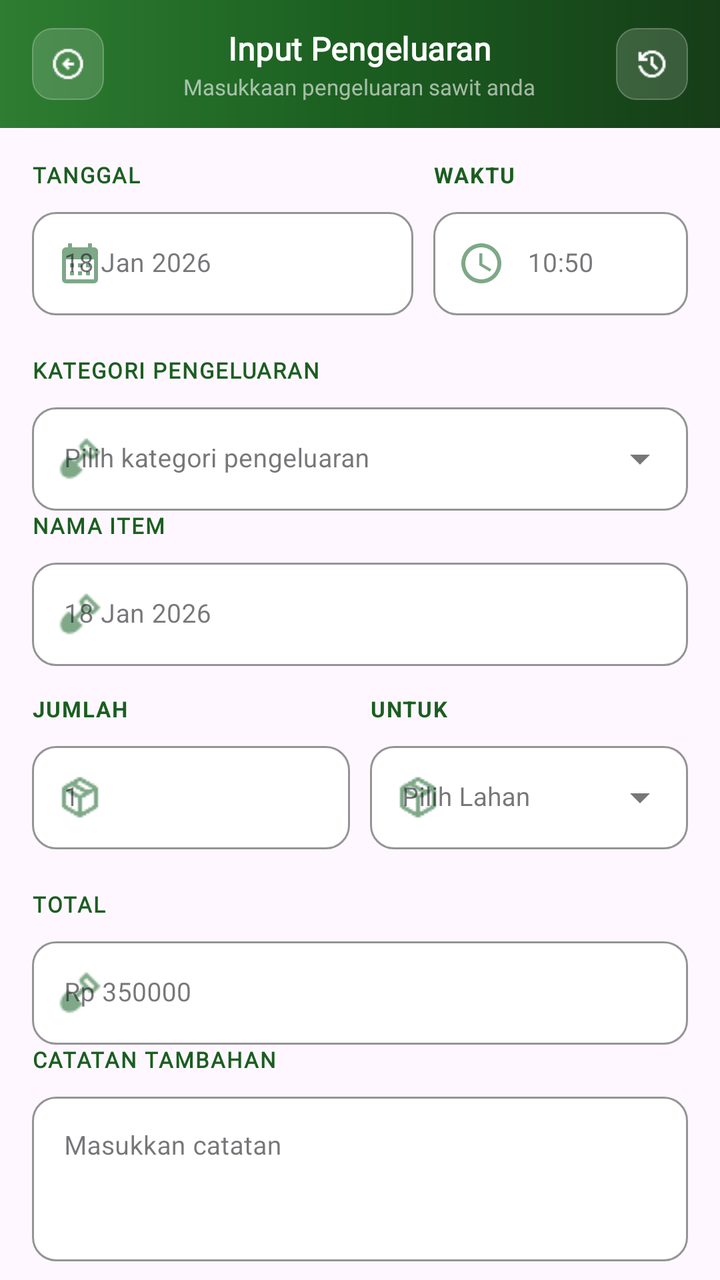
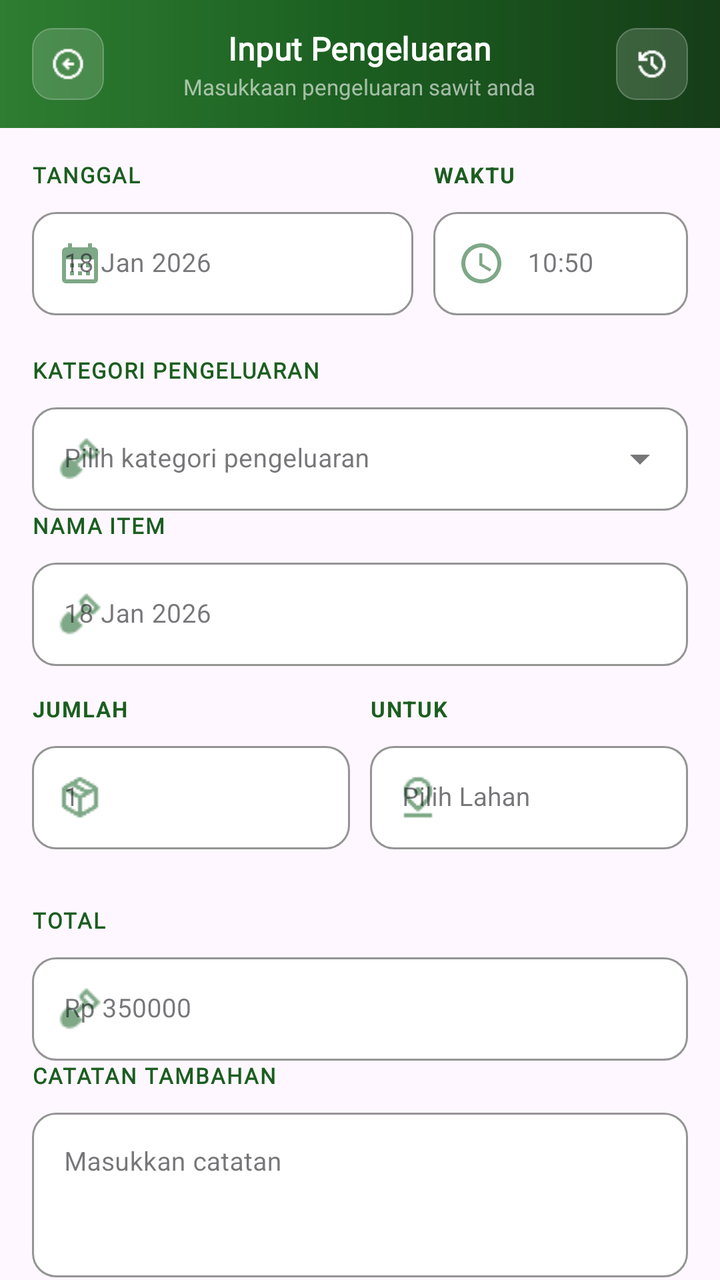

Screens rendered from an Android XML layout before and after an edit, with the pre-edit source and the edit as a unified diff.
<!-- AndroidManifest.xml: application theme Theme.Notasawit -->
<!-- res/layout/activity_input_pengeluaran.xml -->
<?xml version="1.0" encoding="utf-8"?>
<androidx.constraintlayout.widget.ConstraintLayout xmlns:android="http://schemas.android.com/apk/res/android"
    xmlns:app="http://schemas.android.com/apk/res-auto"
    xmlns:tools="http://schemas.android.com/tools"
    android:id="@+id/main"
    android:layout_width="match_parent"
    android:layout_height="match_parent"
    tools:context=".Pengeluaran.InputPengeluaranActivity">

    
    <LinearLayout
        android:id="@+id/toolbar"
        android:layout_width="match_parent"
        android:layout_height="wrap_content"
        android:orientation="vertical"
        app:layout_constraintTop_toTopOf="parent">

        
        <LinearLayout
            android:layout_width="match_parent"
            android:layout_height="64dp"
            android:orientation="horizontal"
            android:gravity="center_vertical"
            android:paddingStart="16dp"
            android:paddingEnd="16dp"
            android:background="@drawable/bg_toolbar_gradient">

            
            <LinearLayout
                android:id="@+id/btnBack"
                android:layout_width="36dp"
                android:layout_height="36dp"
                android:gravity="center"
                android:background="@drawable/bg_toolbar_btn"
                android:clickable="true"
                android:focusable="true">

                <ImageView
                    android:layout_width="18dp"
                    android:layout_height="18dp"
                    android:src="@drawable/ic_arrow_left"
                    app:tint="#FFFFFF"
                    android:contentDescription="Kembali" />
            </LinearLayout>

            
            <LinearLayout
                android:layout_width="0dp"
                android:layout_height="wrap_content"
                android:layout_weight="1"
                android:orientation="vertical"
                android:gravity="center_horizontal"
                android:layout_marginStart="12dp"
                android:layout_marginEnd="12dp">

                <TextView
                    android:layout_width="wrap_content"
                    android:layout_height="wrap_content"
                    android:text="Input Pengeluaran"
                    android:textColor="#FFFFFF"
                    android:textSize="16sp"
                    android:fontFamily="@font/poppins_bold"
                    android:textStyle="bold"
                    android:letterSpacing="0.01" />

                <TextView
                    android:layout_width="wrap_content"
                    android:layout_height="wrap_content"
                    android:text="Masukkaan pengeluaran sawit anda"
                    android:fontFamily="@font/poppins_medium"
                    android:textColor="#99FFFFFF"
                    android:textSize="11sp"
                    android:layout_marginTop="1dp" />
            </LinearLayout>

            
            <LinearLayout
                android:id="@+id/btnRiwayat"
                android:layout_width="36dp"
                android:layout_height="36dp"
                android:gravity="center"
                android:background="@drawable/bg_toolbar_btn"
                android:clickable="true"
                android:focusable="true">

                <ImageView
                    android:layout_width="18dp"
                    android:layout_height="18dp"
                    android:src="@drawable/ic_history"
                    app:tint="#FFFFFF"
                    android:contentDescription="Riwayat" />
            </LinearLayout>

        </LinearLayout>
    </LinearLayout>

    
    <androidx.core.widget.NestedScrollView
        android:layout_width="match_parent"
        android:layout_height="0dp"
        android:fillViewport="true"
        app:layout_constraintTop_toBottomOf="@id/toolbar"
        app:layout_constraintBottom_toBottomOf="parent">

        <LinearLayout
            android:layout_width="match_parent"
            android:layout_height="wrap_content"
            android:orientation="vertical"
            android:padding="16dp">

            
            <LinearLayout
                android:layout_width="match_parent"
                android:layout_height="wrap_content"
                android:orientation="horizontal"
                android:baselineAligned="false"
                android:layout_marginBottom="6dp">


                
                <LinearLayout
                    android:layout_width="0dp"
                    android:layout_height="wrap_content"
                    android:layout_weight="1.5"
                    android:layout_marginEnd="10dp"
                    android:orientation="vertical">

                    <TextView
                        android:layout_width="wrap_content"
                        android:layout_height="wrap_content"
                        android:text="TANGGAL"
                        android:textColor="#1B5E20"
                        android:textSize="11sp"
                        android:fontFamily="@font/poppins_bold"
                        android:textStyle="bold"
                        android:letterSpacing="0.06"
                        android:layout_marginBottom="6dp" />

                    <com.google.android.material.textfield.TextInputLayout
                        style="@style/Widget.MaterialComponents.TextInputLayout.OutlinedBox"
                        android:layout_width="match_parent"
                        android:layout_height="wrap_content"
                        app:boxStrokeColor="#1B5E20"
                        app:boxCornerRadiusTopStart="12dp"
                        app:boxCornerRadiusTopEnd="12dp"
                        app:boxCornerRadiusBottomStart="12dp"
                        app:boxCornerRadiusBottomEnd="12dp"
                        app:boxBackgroundColor="#FFFFFF"
                        app:startIconDrawable="@drawable/ic_calendar_month"
                        app:startIconTint="#7EA887">

                        <com.google.android.material.textfield.TextInputEditText
                            android:id="@+id/etTanggal"
                            android:layout_width="match_parent"
                            android:layout_height="wrap_content"
                            android:focusable="false"
                            android:focusableInTouchMode="false"
                            android:clickable="true"
                            android:cursorVisible="false"
                            android:inputType="none"
                            android:hint="18 Jan 2026"
                            android:textSize="13sp"
                            android:textColor="#2A3A2D" />

                    </com.google.android.material.textfield.TextInputLayout>
                </LinearLayout>

                
                <LinearLayout
                    android:layout_width="0dp"
                    android:layout_height="wrap_content"
                    android:layout_weight="1"
                    android:orientation="vertical"
                    android:layout_marginBottom="14dp">

                    <TextView
                        android:layout_width="wrap_content"
                        android:layout_height="wrap_content"
                        android:text="WAKTU"
                        android:textColor="#1B5E20"
                        android:textSize="11sp"
                        android:textStyle="bold"
                        android:letterSpacing="0.06"
                        android:layout_marginBottom="6dp" />

                    <com.google.android.material.textfield.TextInputLayout
                        style="@style/Widget.MaterialComponents.TextInputLayout.OutlinedBox"
                        android:layout_width="match_parent"
                        android:layout_height="wrap_content"
                        app:boxStrokeColor="#1B5E20"
                        app:boxCornerRadiusTopStart="12dp"
                        app:boxCornerRadiusTopEnd="12dp"
                        app:boxCornerRadiusBottomStart="12dp"
                        app:boxCornerRadiusBottomEnd="12dp"
                        app:boxBackgroundColor="#FFFFFF"
                        app:startIconDrawable="@drawable/ic_clock"
                        app:startIconTint="#7EA887">

                        <com.google.android.material.textfield.TextInputEditText
                            android:id="@+id/etWaktu"
                            android:layout_width="match_parent"
                            android:layout_height="wrap_content"
                            android:focusable="false"
                            android:clickable="true"
                            android:gravity="center"
                            android:hint="10:50"
                            android:textSize="13sp"
                            android:textColor="#2A3A2D" />
                    </com.google.android.material.textfield.TextInputLayout>
                </LinearLayout>
            </LinearLayout>



            
            <TextView
                android:layout_width="wrap_content"
                android:layout_height="wrap_content"
                android:text="KATEGORI PENGELUARAN"
                android:textColor="#1B5E20"
                android:textSize="11sp"
                android:textStyle="bold"
                android:fontFamily="@font/poppins_bold"
                android:letterSpacing="0.06"
                android:layout_marginBottom="6dp" />

            <com.google.android.material.textfield.TextInputLayout
                style="@style/Widget.MaterialComponents.TextInputLayout.OutlinedBox.ExposedDropdownMenu"
                android:layout_width="match_parent"
                android:layout_height="wrap_content"
                app:boxStrokeColor="#1B5E20"
                app:boxCornerRadiusTopStart="12dp"
                app:boxCornerRadiusTopEnd="12dp"
                app:boxCornerRadiusBottomStart="12dp"
                app:boxCornerRadiusBottomEnd="12dp"
                app:boxBackgroundColor="#FFFFFF"
                app:startIconDrawable="@drawable/ic_shovel"
                app:startIconTint="#7EA887">

                <AutoCompleteTextView
                    android:id="@+id/spinnerKategori"
                    android:layout_width="match_parent"
                    android:layout_height="wrap_content"
                    android:hint="Pilih kategori pengeluaran"
                    android:inputType="none"
                    android:textColor="#2A3A2D"
                    android:textSize="13sp" />
            </com.google.android.material.textfield.TextInputLayout>

            
            <TextView
                android:layout_width="wrap_content"
                android:layout_height="wrap_content"
                android:text="NAMA ITEM"
                android:textColor="#1B5E20"
                android:textSize="11sp"
                android:textStyle="bold"
                android:fontFamily="@font/poppins_bold"
                android:letterSpacing="0.06"
                android:layout_marginBottom="6dp" />

            <com.google.android.material.textfield.TextInputLayout
                style="@style/Widget.MaterialComponents.TextInputLayout.OutlinedBox"
                android:layout_width="match_parent"
                android:layout_height="wrap_content"
                app:boxStrokeColor="#1B5E20"
                app:boxCornerRadiusTopStart="12dp"
                app:boxCornerRadiusTopEnd="12dp"
                app:boxCornerRadiusBottomStart="12dp"
                app:boxCornerRadiusBottomEnd="12dp"
                app:boxBackgroundColor="#FFFFFF"
                app:startIconDrawable="@drawable/ic_shovel"
                app:startIconTint="#7EA887">

                <com.google.android.material.textfield.TextInputEditText
                    android:id="@+id/etNamaItem"
                    android:layout_width="match_parent"
                    android:layout_height="wrap_content"
                    android:inputType="none"
                    android:hint="18 Jan 2026"
                    android:textSize="13sp"
                    android:textColor="#2A3A2D" />
            </com.google.android.material.textfield.TextInputLayout>



            
            <LinearLayout
                android:layout_width="match_parent"
                android:layout_height="wrap_content"
                android:orientation="horizontal"
                android:baselineAligned="false"
                android:layout_marginBottom="6dp">


                
                <LinearLayout
                    android:layout_width="0dp"
                    android:layout_height="wrap_content"
                    android:layout_weight="1"
                    android:layout_marginEnd="10dp"
                    android:orientation="vertical">

                    <TextView
                        android:layout_width="wrap_content"
                        android:layout_height="wrap_content"
                        android:text="JUMLAH"
                        android:textColor="#1B5E20"
                        android:textSize="11sp"
                        android:textStyle="bold"
                        android:letterSpacing="0.06"
                        android:layout_marginTop="14dp"
                        android:layout_marginBottom="6dp" />

                    <com.google.android.material.textfield.TextInputLayout
                        style="@style/Widget.MaterialComponents.TextInputLayout.OutlinedBox"
                        android:layout_width="match_parent"
                        android:layout_height="wrap_content"
                        app:boxStrokeColor="#1B5E20"
                        app:boxCornerRadiusTopStart="12dp"
                        app:boxCornerRadiusTopEnd="12dp"
                        app:boxCornerRadiusBottomStart="12dp"
                        app:boxCornerRadiusBottomEnd="12dp"
                        app:boxBackgroundColor="#FFFFFF"
                        app:startIconDrawable="@drawable/ic_package"
                        app:startIconTint="#7EA887">

                        <com.google.android.material.textfield.TextInputEditText
                            android:id="@+id/et_jumlah"
                            android:layout_width="match_parent"
                            android:layout_height="wrap_content"
                            android:hint="1"
                            android:inputType="numberDecimal"
                            android:textSize="13sp"
                            android:textColor="#2A3A2D" />
                    </com.google.android.material.textfield.TextInputLayout>
                </LinearLayout>

                
                <LinearLayout
                    android:layout_width="0dp"
                    android:layout_height="wrap_content"
                    android:layout_weight="1"
                    android:orientation="vertical"
                    android:layout_marginBottom="14dp">

                    <TextView
                        android:layout_width="wrap_content"
                        android:layout_height="wrap_content"
                        android:text="UNTUK"
                        android:textColor="#1B5E20"
                        android:textSize="11sp"
                        android:textStyle="bold"
                        android:letterSpacing="0.06"
                        android:layout_marginTop="14dp"
                        android:layout_marginBottom="6dp" />

                    <com.google.android.material.textfield.TextInputLayout
                        style="@style/Widget.MaterialComponents.TextInputLayout.OutlinedBox.ExposedDropdownMenu"
                        android:layout_width="match_parent"
                        android:layout_height="wrap_content"
                        app:boxStrokeColor="#1B5E20"
                        app:boxCornerRadiusTopStart="12dp"
                        app:boxCornerRadiusTopEnd="12dp"
                        app:boxCornerRadiusBottomStart="12dp"
                        app:boxCornerRadiusBottomEnd="12dp"
                        app:boxBackgroundColor="#FFFFFF"
                        app:startIconDrawable="@drawable/ic_package"
                        app:startIconTint="#7EA887">

                        <AutoCompleteTextView
                            android:id="@+id/spinnerLahan"
                            android:layout_width="match_parent"
                            android:layout_height="wrap_content"
                            android:hint="Pilih Lahan"
                            android:inputType="none"
                            android:textSize="13sp"
                            android:textColor="#2A3A2D" />
                    </com.google.android.material.textfield.TextInputLayout>
                </LinearLayout>
            </LinearLayout>

            
            <TextView
                android:layout_width="wrap_content"
                android:layout_height="wrap_content"
                android:text="TOTAL"
                android:textColor="#1B5E20"
                android:textSize="11sp"
                android:textStyle="bold"
                android:fontFamily="@font/poppins_bold"
                android:letterSpacing="0.06"
                android:layout_marginBottom="6dp" />

            <com.google.android.material.textfield.TextInputLayout
                style="@style/Widget.MaterialComponents.TextInputLayout.OutlinedBox"
                android:layout_width="match_parent"
                android:layout_height="wrap_content"
                app:boxStrokeColor="#1B5E20"
                app:boxCornerRadiusTopStart="12dp"
                app:boxCornerRadiusTopEnd="12dp"
                app:boxCornerRadiusBottomStart="12dp"
                app:boxCornerRadiusBottomEnd="12dp"
                app:boxBackgroundColor="#FFFFFF"
                app:startIconDrawable="@drawable/ic_shovel"
                app:startIconTint="#7EA887">

                <com.google.android.material.textfield.TextInputEditText
                    android:id="@+id/etTotal"
                    android:layout_width="match_parent"
                    android:layout_height="wrap_content"
                    android:inputType="none"
                    android:hint="Rp 350000"
                    android:textSize="13sp"
                    android:textColor="#2A3A2D" />
            </com.google.android.material.textfield.TextInputLayout>

            
            <TextView
                android:layout_width="wrap_content"
                android:layout_height="wrap_content"
                android:text="CATATAN TAMBAHAN"
                android:textColor="#1B5E20"
                android:textSize="11sp"
                android:textStyle="bold"
                android:fontFamily="@font/poppins_bold"
                android:letterSpacing="0.06"
                android:layout_marginBottom="6dp" />

            <com.google.android.material.textfield.TextInputLayout
                style="@style/Widget.MaterialComponents.TextInputLayout.OutlinedBox"
                android:layout_width="match_parent"
                android:layout_height="wrap_content"
                app:boxStrokeColor="#1B5E20"
                app:boxCornerRadiusTopStart="12dp"
                app:boxCornerRadiusTopEnd="12dp"
                app:boxCornerRadiusBottomStart="12dp"
                app:boxCornerRadiusBottomEnd="12dp"
                app:boxBackgroundColor="#FFFFFF"
                app:startIconTint="#7EA887">

                <com.google.android.material.textfield.TextInputEditText
                    android:id="@+id/etCatatan"
                    android:layout_width="match_parent"
                    android:layout_height="wrap_content"
                    android:hint="Masukkan catatan"
                    android:inputType="textMultiLine"
                    android:minLines="3"
                    android:gravity="top"
                    android:textSize="13sp"
                    android:textColor="#2A3A2D" />
            </com.google.android.material.textfield.TextInputLayout>

            
            <TextView
                android:layout_width="wrap_content"
                android:layout_height="wrap_content"
                android:text="BUKTI NOTA"
                android:textColor="#1B5E20"
                android:textSize="11sp"
                android:textStyle="bold"
                android:fontFamily="@font/poppins_bold"
                android:letterSpacing="0.06"
                android:layout_marginTop="14dp"
                android:layout_marginBottom="6dp" />

            <com.google.android.material.card.MaterialCardView
                android:id="@+id/cardUploadNota"
                android:layout_width="match_parent"
                android:layout_height="140dp"
                app:cardCornerRadius="12dp"
                app:strokeWidth="1dp"
                app:strokeColor="#7EA887"
                app:cardBackgroundColor="#FAFFFA">

                <LinearLayout
                    android:layout_width="match_parent"
                    android:layout_height="match_parent"
                    android:orientation="vertical"
                    android:gravity="center">

                    <ImageView
                        android:id="@+id/imgUploadIcon"
                        android:layout_width="40dp"
                        android:layout_height="40dp"
                        android:src="@drawable/ic_camera" />

                    <TextView
                        android:layout_width="wrap_content"
                        android:layout_height="wrap_content"
                        android:text="Tambah Bukti Nota"
                        android:textStyle="bold"
                        android:textColor="#1B5E20"
                        android:layout_marginTop="8dp" />

                    <TextView
                        android:layout_width="wrap_content"
                        android:layout_height="wrap_content"
                        android:text="Ambil foto atau pilih dari galeri"
                        android:textSize="12sp"
                        android:textColor="#7EA887"
                        android:layout_marginTop="2dp" />

                </LinearLayout>

            </com.google.android.material.card.MaterialCardView>

            
            <ImageView
                android:id="@+id/imgNotaPreview"
                android:layout_width="match_parent"
                android:layout_height="180dp"
                android:layout_marginTop="12dp"
                android:scaleType="centerCrop"
                android:visibility="gone"
                android:background="@drawable/bg_rounded_12" />




            
            <com.google.android.material.button.MaterialButton
                android:id="@+id/btnSimpan"
                android:layout_width="match_parent"
                android:layout_height="54dp"
                android:layout_marginTop="32dp"
                android:layout_marginBottom="20dp"
                app:cornerRadius="12dp"
                android:backgroundTint="@color/agri_green_dark"
                android:text="Simpan Kegiatan"
                android:textAllCaps="false"
                android:textColor="#FFFFFF"
                android:textSize="15sp"
                android:textStyle="bold"
                app:icon="@drawable/ic_save"
                app:iconTint="#FFFFFF"
                app:iconSize="18dp"
                app:iconPadding="8dp"
                app:iconGravity="textStart"
                app:elevation="4dp" />



        </LinearLayout>
    </androidx.core.widget.NestedScrollView>

</androidx.constraintlayout.widget.ConstraintLayout>
<!-- resources referenced by this layout -->
<resources>
  <color name="agri_green_dark">#1B5E20</color>
  <!-- drawable bg_rounded_12 (drawable) -->
  <?xml version="1.0" encoding="utf-8"?>
  <shape xmlns:android="http://schemas.android.com/apk/res/android">
  
      <solid android:color="#FFFFFF"/>
  
      <corners android:radius="12dp"/>
  
      <stroke
          android:width="1dp"
          android:color="#DDE8DD"/>
  
  </shape>
  <!-- drawable bg_toolbar_btn (drawable) -->
  <?xml version="1.0" encoding="utf-8"?>
  <selector xmlns:android="http://schemas.android.com/apk/res/android">
  
      
      <item android:state_pressed="true">
          <shape android:shape="rectangle">
              <solid android:color="#40FFFFFF" />
              <stroke android:width="0.5dp" android:color="#60FFFFFF" />
              <corners android:radius="10dp" />
          </shape>
      </item>
  
      
      <item>
          <shape android:shape="rectangle">
              <solid android:color="#26FFFFFF" />
              <stroke android:width="0.5dp" android:color="#40FFFFFF" />
              <corners android:radius="10dp" />
          </shape>
      </item>
  
  </selector>
  <!-- drawable bg_toolbar_gradient (drawable) -->
  <?xml version="1.0" encoding="utf-8"?>
  <shape xmlns:android="http://schemas.android.com/apk/res/android">
      <gradient
          android:type="linear"
          android:angle="180"
          android:startColor="#163D18"
          android:centerColor="#1B5E20"
          android:endColor="#2E7D32" />
  </shape>
  <!-- drawable ic_arrow_left: png bitmap (drawable, 666 bytes) -->
  <!-- drawable ic_calendar_month (drawable) -->
  <vector xmlns:android="http://schemas.android.com/apk/res/android" android:height="24dp" android:tint="#000000" android:viewportHeight="24" android:viewportWidth="24" android:width="24dp">
        
      <path android:fillColor="@android:color/white" android:pathData="M19,4h-1V2h-2v2H8V2H6v2H5C3.89,4 3.01,4.9 3.01,6L3,20c0,1.1 0.89,2 2,2h14c1.1,0 2,-0.9 2,-2V6C21,4.9 20.1,4 19,4zM19,20H5V10h14V20zM9,14H7v-2h2V14zM13,14h-2v-2h2V14zM17,14h-2v-2h2V14zM9,18H7v-2h2V18zM13,18h-2v-2h2V18zM17,18h-2v-2h2V18z"/>
      
  </vector>
  <!-- drawable ic_camera (drawable) -->
  <vector xmlns:android="http://schemas.android.com/apk/res/android" android:height="24dp" android:tint="@color/agri_green_dark" android:viewportHeight="24" android:viewportWidth="24" android:width="24dp">
        
      <path android:fillColor="@color/agri_green_dark" android:pathData="M12,12m-3.2,0a3.2,3.2 0,1 1,6.4 0a3.2,3.2 0,1 1,-6.4 0"/>
        
      <path android:fillColor="@color/agri_green_dark" android:pathData="M9,2L7.17,4L4,4c-1.1,0 -2,0.9 -2,2v12c0,1.1 0.9,2 2,2h16c1.1,0 2,-0.9 2,-2L22,6c0,-1.1 -0.9,-2 -2,-2h-3.17L15,2L9,2zM12,17c-2.76,0 -5,-2.24 -5,-5s2.24,-5 5,-5 5,2.24 5,5 -2.24,5 -5,5z"/>
      
  </vector>
  <!-- drawable ic_clock (drawable) -->
  <vector xmlns:android="http://schemas.android.com/apk/res/android" android:height="24dp" android:tint="#FFFFFF" android:viewportHeight="24" android:viewportWidth="24" android:width="24dp">
        
      <path android:fillColor="@android:color/white" android:pathData="M11.99,2C6.47,2 2,6.48 2,12s4.47,10 9.99,10C17.52,22 22,17.52 22,12S17.52,2 11.99,2zM12,20c-4.42,0 -8,-3.58 -8,-8s3.58,-8 8,-8 8,3.58 8,8 -3.58,8 -8,8z"/>
        
      <path android:fillColor="@android:color/white" android:pathData="M12.5,7H11v6l5.25,3.15 0.75,-1.23 -4.5,-2.67z"/>
      
  </vector>
  <!-- drawable ic_history: png bitmap (drawable, 552 bytes) -->
  <!-- drawable ic_package: png bitmap (drawable, 588 bytes) -->
  <!-- drawable ic_save: png bitmap (drawable, 346 bytes) -->
  <!-- drawable ic_shovel: png bitmap (drawable, 342 bytes) -->
  <style name="Theme.Notasawit" parent="Base.Theme.Notasawit" />
  <style name="Base.Theme.Notasawit" parent="Theme.Material3.DayNight.NoActionBar">
          
          
      </style>
</resources>

<!-- the commit's change to res/layout/activity_input_pengeluaran.xml (unified diff, before → after) -->
@@ -356,7 +356,7 @@
                         android:layout_marginBottom="6dp" />
 
                     <com.google.android.material.textfield.TextInputLayout
-                        style="@style/Widget.MaterialComponents.TextInputLayout.OutlinedBox.ExposedDropdownMenu"
+                        style="@style/Widget.MaterialComponents.TextInputLayout.OutlinedBox"
                         android:layout_width="match_parent"
                         android:layout_height="wrap_content"
                         app:boxStrokeColor="#1B5E20"
@@ -365,18 +365,30 @@
                         app:boxCornerRadiusBottomStart="12dp"
                         app:boxCornerRadiusBottomEnd="12dp"
                         app:boxBackgroundColor="#FFFFFF"
-                        app:startIconDrawable="@drawable/ic_package"
+                        app:startIconDrawable="@drawable/ic_map_pin"
                         app:startIconTint="#7EA887">
 
-                        <AutoCompleteTextView
-                            android:id="@+id/spinnerLahan"
+                        <com.google.android.material.textfield.TextInputEditText
+                            android:id="@+id/etPilihLahan"
                             android:layout_width="match_parent"
                             android:layout_height="wrap_content"
+                            android:focusable="false"
+                            android:focusableInTouchMode="false"
+                            android:clickable="true"
+                            android:cursorVisible="false"
+                            android:inputType="none"
                             android:hint="Pilih Lahan"
-                            android:inputType="none"
                             android:textSize="13sp"
-                            android:textColor="#2A3A2D" />
+                            android:textColor="#2A3A2D"/>
                     </com.google.android.material.textfield.TextInputLayout>
+
+                    <com.google.android.material.chip.ChipGroup
+                        android:id="@+id/chipGroupLahan"
+                        android:layout_width="match_parent"
+                        android:layout_height="wrap_content"
+                        android:layout_marginTop="8dp"
+                        app:singleLine="false"
+                        app:singleSelection="false"/>
                 </LinearLayout>
             </LinearLayout>
 
<!-- resource entries referenced after the edit -->
@@ -71,6 +71,7 @@
       
   </vector>
   <!-- drawable ic_history: png bitmap (drawable, 552 bytes) -->
+  <!-- drawable ic_map_pin: png bitmap (drawable, 497 bytes) -->
   <!-- drawable ic_package: png bitmap (drawable, 588 bytes) -->
   <!-- drawable ic_save: png bitmap (drawable, 346 bytes) -->
   <!-- drawable ic_shovel: png bitmap (drawable, 342 bytes) -->
